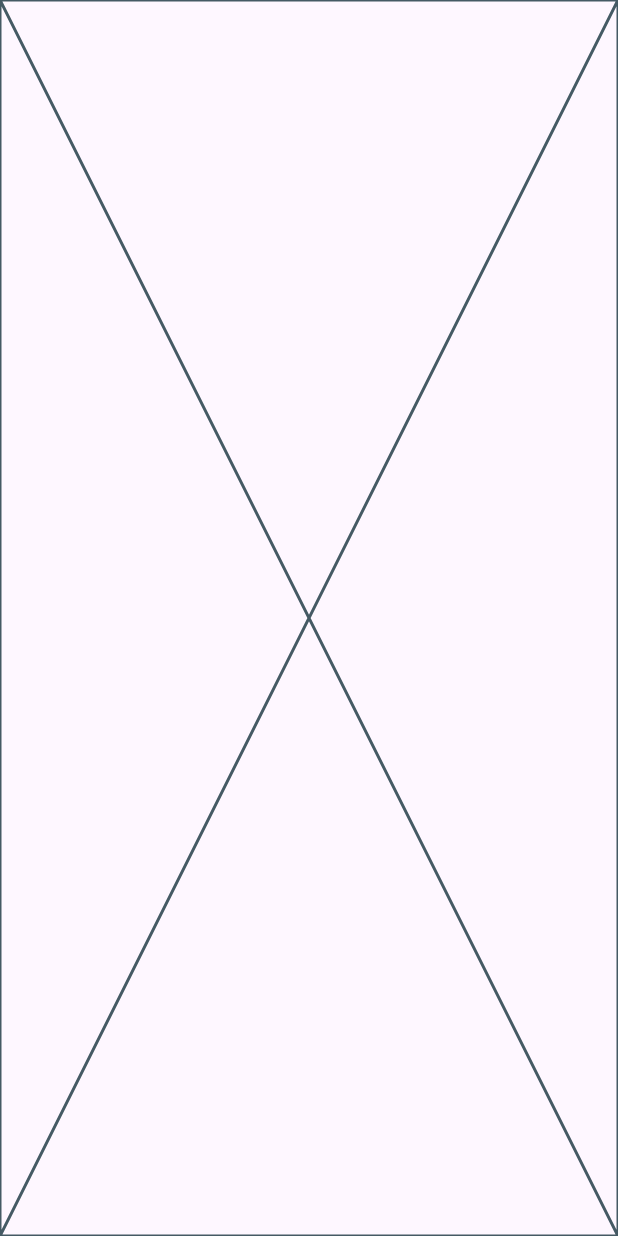
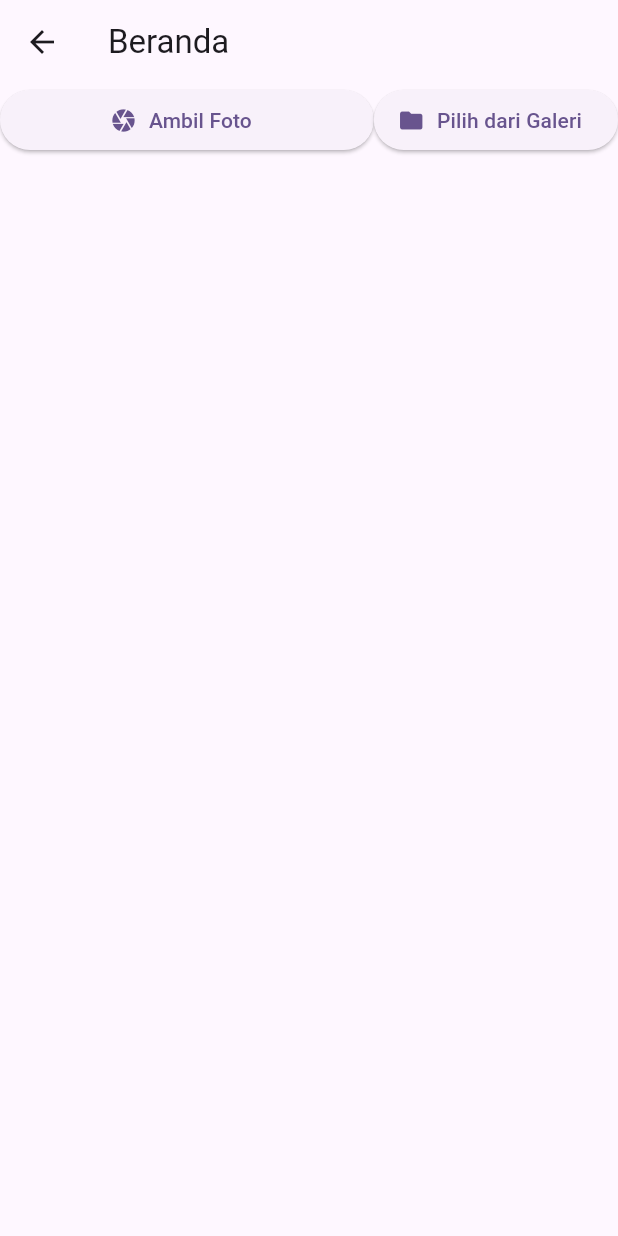
Before and after one commit to giant-paw/CameraFile_0105, a Flutter app: the HomePageNonbloc screen opened directly, on a phone screen of 412 x 824 dp. Run offline on Flutter 3.47's test engine with Material 3 defaults, Android fonts, the phone set to English and light mode, and no system bars; our stand-ins replace camera, image_picker, permission_handler.

Commit message:
Tambah fitur pilih gambar dari galeri dan simpan, serta update UI dengan tombol baru

```diff
--- a/lib/home_page_nonBloc.dart
+++ b/lib/home_page_nonBloc.dart
@@ -1,4 +1,5 @@
 import 'dart:io';
+import 'package:image_picker/image_picker.dart';
 import 'package:materi_camera/camera_page.dart';
 import 'package:materi_camera/storage_helper.dart';
 import 'package:permission_handler/permission_handler.dart';
@@ -35,8 +36,47 @@ class _HomePageNonblocState extends State<HomePageNonbloc> {
     }
   }
 
+  Future<void> _pickFromGallery() async {
+    final picker = ImagePicker();
+    final picked = await picker.pickImage(source: ImageSource.gallery);
+    if (picked != null) {
+      final saved = await StorageHelper.saveImage(File(picked.path), 'gallery');
+      setState(() => _imageFile = saved);
+      ScaffoldMessenger.of(
+        context,
+      ).showSnackBar(SnackBar(content: Text('Disalin: ${saved.path}')));
+    }
+  }
+
   @override
   Widget build(BuildContext context) {
-    return const Placeholder();
+    return Scaffold(
+      appBar: AppBar(title: const Text('Beranda')),
+      body: SafeArea(
+        child: Column(
+          crossAxisAlignment: CrossAxisAlignment.center,
+          children: [
+            Row(
+              children: [
+                Expanded(
+                 child: ElevatedButton.icon(
+                    icon: const Icon(Icons.camera),
+                    label: const Text('Ambil Foto'),
+                    onPressed: _takePicture
+                  ),
+                ),
+
+                ElevatedButton.icon(
+                  icon: const Icon(Icons.folder),
+                  label: const Text('Pilih dari Galeri'),
+                  onPressed: _pickFromGallery,
+                ),
+              ],
+            ),
+
+          ],
+        )
+      ),
+    );
   }
 }
```
